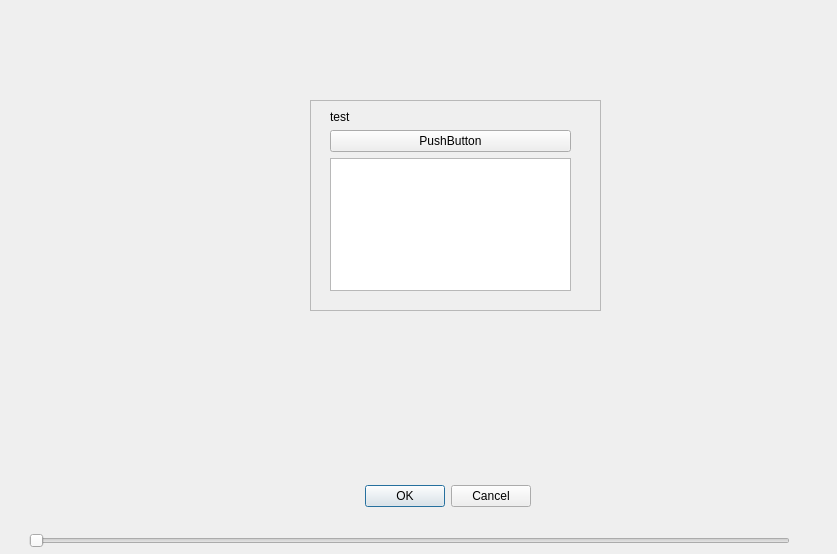
Old version of the form test.ui in the repository pickerxxr/Database_project_5012.
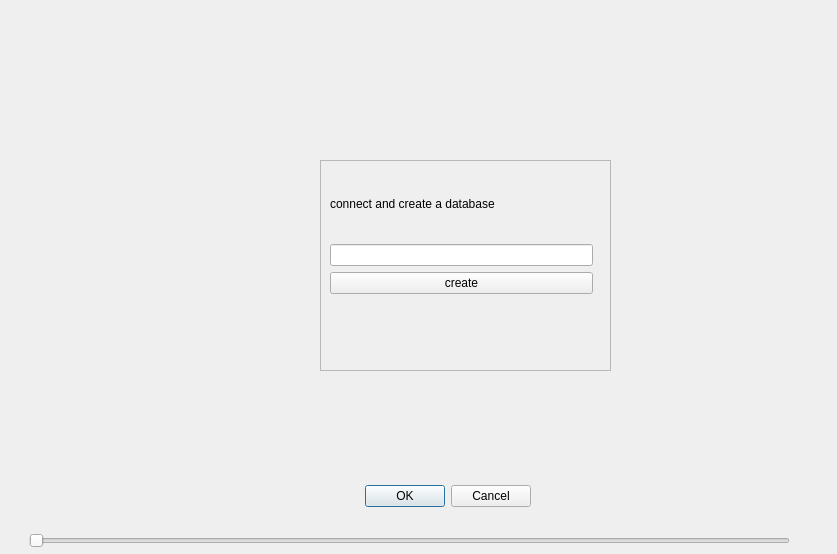
New version of the form.

Commit message: version 1.0, which contains the basic create database function.

```diff
--- a/test.ui
+++ b/test.ui
@@ -45,8 +45,8 @@
   <widget class="QFrame" name="frame">
    <property name="geometry">
     <rect>
-     <x>310</x>
-     <y>100</y>
+     <x>320</x>
+     <y>160</y>
      <width>291</width>
      <height>211</height>
     </rect>
@@ -60,30 +60,30 @@
    <widget class="QWidget" name="verticalLayoutWidget">
     <property name="geometry">
      <rect>
-      <x>20</x>
+      <x>10</x>
       <y>10</y>
-      <width>241</width>
-      <height>181</height>
+      <width>263</width>
+      <height>124</height>
      </rect>
     </property>
     <layout class="QVBoxLayout" name="verticalLayout">
      <item>
       <widget class="QLabel" name="label">
        <property name="text">
-        <string>test</string>
+        <string>connect and create a database</string>
        </property>
       </widget>
      </item>
      <item>
-      <widget class="QPushButton" name="pushButton">
+      <widget class="QLineEdit" name="create_name"/>
+     </item>
+     <item>
+      <widget class="QPushButton" name="create_button">
        <property name="text">
-        <string>PushButton</string>
+        <string>create</string>
        </property>
       </widget>
      </item>
-     <item>
-      <widget class="QTextEdit" name="textEdit"/>
-     </item>
     </layout>
    </widget>
   </widget>
```
